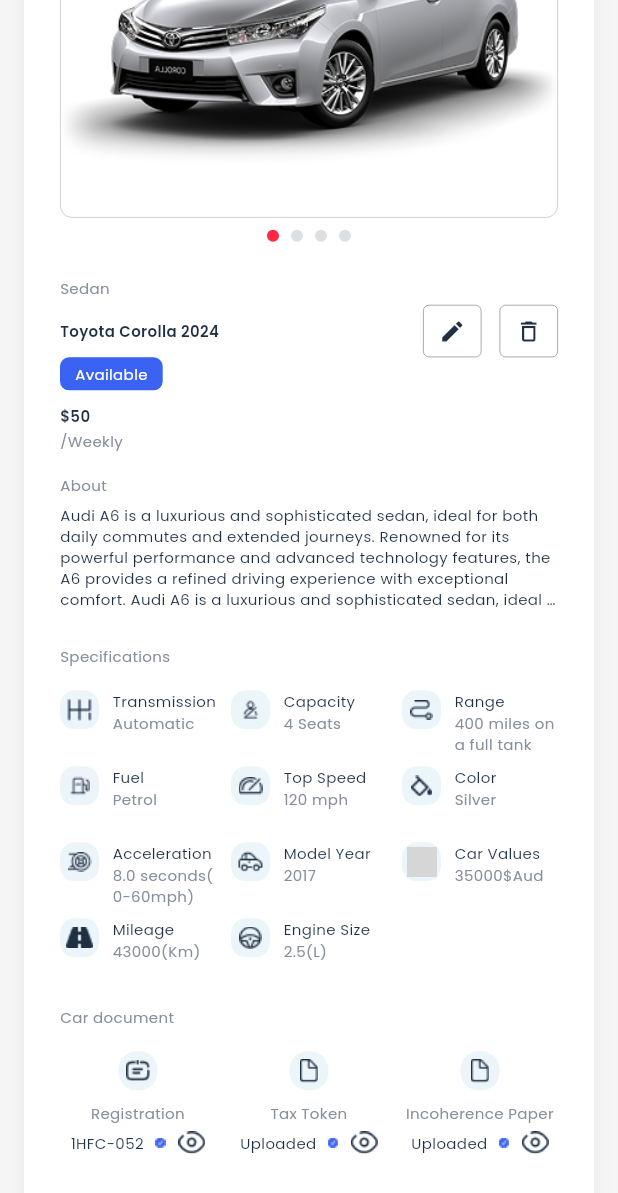
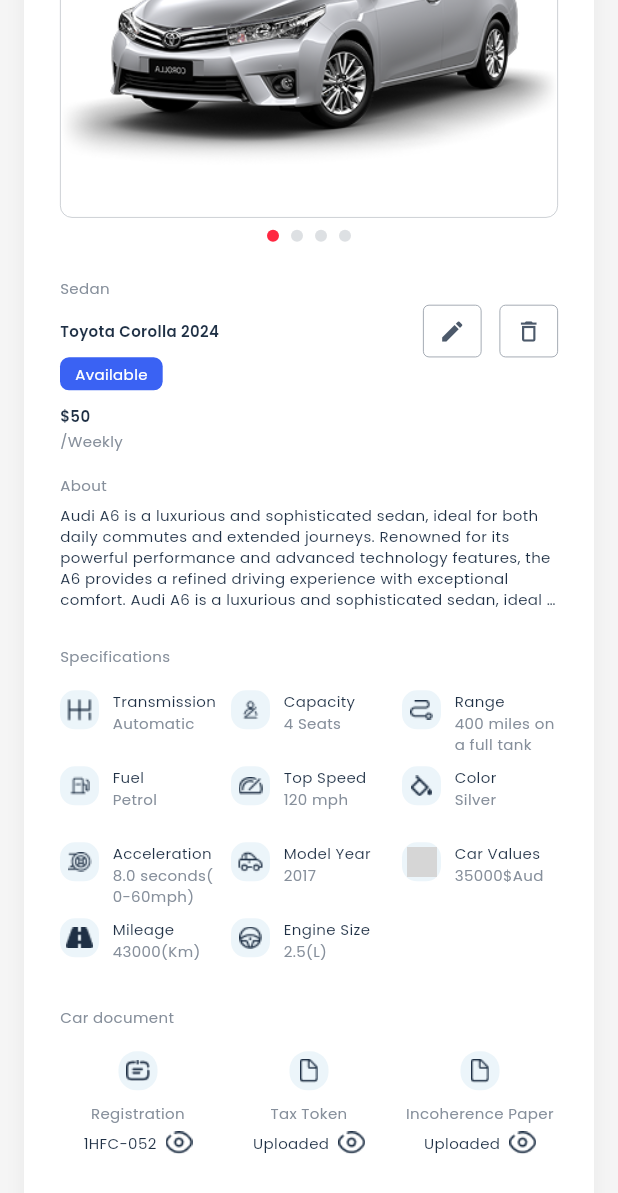
Before and after one commit to huzaifa-huzzi/Car_Rental_Project, a Flutter app: the CarDetailsScreen screen opened directly, scrolled down 226 dp, on a phone screen of 412 x 824 dp. Shown: the top 1193 px of the screen. Run offline on Flutter 3.47's test engine with Material 3 defaults, Android fonts, the phone set to English and light mode, and no system bars; our stand-ins replace dotted_border, file_picker, get, go_router, google_fonts, url_strategy; network calls fail; grey boxes are pictures that could not be loaded.

Commit message:
Changes done in this screen

```diff
--- a/lib/Car Inventory/Car Details/Widget/CarDetailWidget.dart
+++ b/lib/Car Inventory/Car Details/Widget/CarDetailWidget.dart
@@ -676,14 +676,7 @@ class _CarDetailBodyWidgetState extends State<CarDetailBodyWidget> {
                 status,
                 style: TTextTheme.titleseven(context),
               ),
-              SizedBox(width: 2,),
-
-              Image.asset(
-                IconString.verifiedIcon,
-                height: 18,
-                width: 18,
-              ),
-              SizedBox(width: 3,),
+              SizedBox(width: 6,),
               Image.asset(
                 IconString.uploadedIcon,
                 height: 18,
@@ -731,17 +724,11 @@ class _CarDetailBodyWidgetState extends State<CarDetailBodyWidget> {
                   status,
                   style:  TTextTheme.titleseven(context),
                 ),
-                SizedBox(width: 6),
-                Image.asset(
-                  IconString.verifiedIcon,
-                  height: 22,
-                  width: 22,
-                ),
-              ],
+             ]
             ),
           ],
         ),
-        SizedBox(width: 4),
+        SizedBox(width: 6),
         Image.asset(
           IconString.uploadedIcon,
           height: 22,
@@ -776,7 +763,7 @@ class _CarDetailBodyWidgetState extends State<CarDetailBodyWidget> {
 
           child: Row(
             children: [
-              Icon(icon, size: 18, color: AppColors.textColor),
+              Icon(icon, size: 18, color: AppColors.secondTextColor),
 
               if (label != null) ...[
                 SizedBox(width: 6),
```
